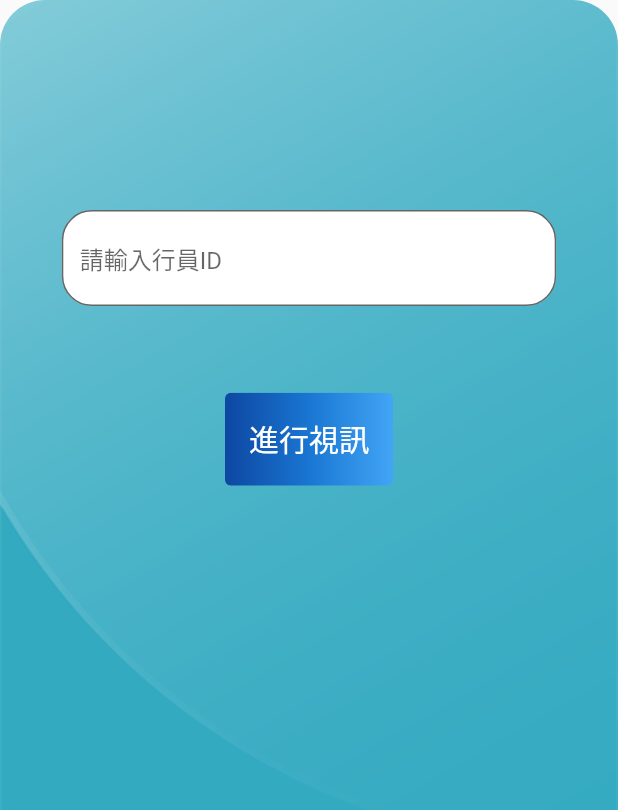
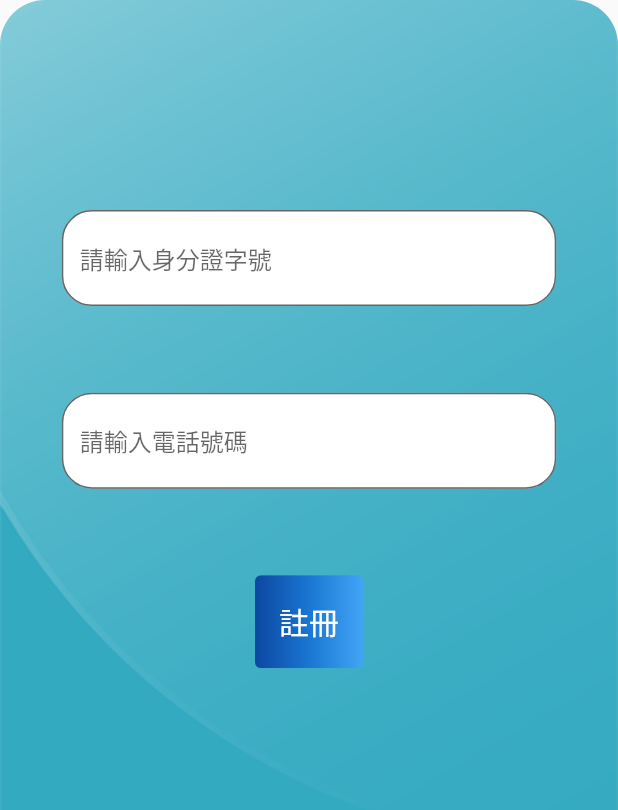
Before and after one commit to zsda5858sda/webcam_app, a Flutter app: the CustomerScreen screen opened directly, on a phone screen of 412 x 824 dp. Shown: the top 810 px of the screen. Run offline on Flutter 3.47's test engine with Material 2 defaults, Android fonts, the phone set to English and light mode, and no system bars; our stand-ins replace equatable, firebase_core, firebase_messaging, flutter_local_notifications, image_picker, permission_handler and 1 more; missing offline and left inert: flutter_foreground_plugin, flutter_inappwebview, flutter_uploader; accounts and stored records are empty.

Commit message:
客戶登入頁面

```diff
--- a/lib/screen/body.dart
+++ b/lib/screen/body.dart
@@ -1,5 +1,8 @@
 import 'package:flutter/material.dart';
+import 'package:webcam_app/screen/customer/customer_login.dart';
+import 'package:webcam_app/screen/customer/customer_screen.dart';
 import 'package:webcam_app/screen/customer/file_upload.dart';
+import 'package:webcam_app/screen/home_screen.dart';
 import 'clerk/admin_screen.dart';
 import 'component/button.dart';
 
@@ -20,7 +23,7 @@ class Body extends StatelessWidget {
                 context,
                 MaterialPageRoute(
                   builder: (context) {
-                    return fileUpload();
+                    return LoginScreen();
                   },
                 ),
               );
--- a/lib/screen/customer/customer_screen.dart
+++ b/lib/screen/customer/customer_screen.dart
@@ -41,7 +41,7 @@ class _CustomerScreen extends State<CustomerScreen> {
                   decoration: InputDecoration(
                     filled: true,
                     fillColor: Colors.white,
-                    hintText: '請輸入行員ID',
+                    hintText: '請輸入身分證字號',
                     border: OutlineInputBorder(
                         borderRadius: BorderRadius.all(
                       const Radius.circular(20.0),
@@ -52,20 +52,39 @@ class _CustomerScreen extends State<CustomerScreen> {
               SizedBox(
                 height: size.height * 0.07,
               ),
-              ScreenButton(
-                btnName: "進行視訊",
-                webView: () async {
-                  dynamic data = [myController.text];
-                  Navigator.push(
-                    context,
-                    MaterialPageRoute(
-                      builder: (context) {
-                        return CustomerPage(data);
-                      },
-                    ),
-                  );
-                },
-              )
+              Container(
+                width: size.width * 0.8,
+                child: TextField(
+                  controller: myController,
+                  decoration: InputDecoration(
+                    filled: true,
+                    fillColor: Colors.white,
+                    hintText: '請輸入電話號碼',
+                    border: OutlineInputBorder(
+                        borderRadius: BorderRadius.all(
+                      const Radius.circular(20.0),
+                    )),
+                  ),
+                ),
+              ),
+              SizedBox(
+                height: size.height * 0.07,
+              ),
+              ScreenButton(btnName: '註冊', webView: () {})
+              // ScreenButton(
+              //   btnName: "註冊",
+              //   webView: () async {
+              //     dynamic data = [myController.text];
+              //     Navigator.push(
+              //       context,
+              //       MaterialPageRoute(
+              //         builder: (context) {
+              //           return CustomerPage(data);
+              //         },
+              //       ),
+              //     );
+              //   },
+              // )
             ],
           ),
         ) /* add child content here */,
--- a/lib/screen/customer/image_upload.dart
+++ b/lib/screen/customer/image_upload.dart
@@ -9,7 +9,6 @@ import 'package:image_picker/image_picker.dart';
 import 'package:shared_preferences/shared_preferences.dart';
 import 'package:path/path.dart' as path;
 import 'package:webcam_app/screen/server_behavior.dart';
-import 'package:multi_image_picker2/multi_image_picker2.dart';
 
 class UploadScreen extends StatefulWidget {
   const UploadScreen({
@@ -147,8 +146,6 @@ class _UploadScreenState extends State<UploadScreen> {
     );
   }
 
-  List<Asset> images = <Asset>[];
-
   Future getImage({required bool binary}) async {
     final prefs = await SharedPreferences.getInstance();
     await prefs.setBool('binary', binary);
```
